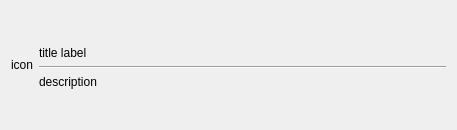
KDE/apper, file Sentinel/InfoWidget.ui: the form before one commit.
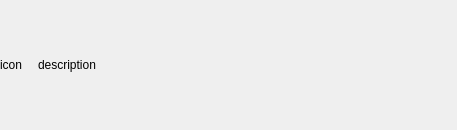
The form after the commit.

Diff of the .ui file:
```diff
--- a/Sentinel/InfoWidget.ui
+++ b/Sentinel/InfoWidget.ui
@@ -11,7 +11,10 @@
    </rect>
   </property>
   <layout class="QGridLayout" name="gridLayout">
-   <item row="0" column="0" rowspan="5">
+   <property name="margin">
+    <number>0</number>
+   </property>
+   <item row="0" column="0" rowspan="3">
     <layout class="QVBoxLayout" name="verticalLayout">
      <item>
       <spacer name="verticalSpacer_2">
@@ -49,31 +52,9 @@
     </layout>
    </item>
    <item row="1" column="1">
-    <widget class="QLabel" name="titleL">
-     <property name="sizePolicy">
-      <sizepolicy hsizetype="Expanding" vsizetype="Preferred">
-       <horstretch>0</horstretch>
-       <verstretch>0</verstretch>
-      </sizepolicy>
-     </property>
-     <property name="text">
-      <string notr="true">title label</string>
-     </property>
-     <property name="textFormat">
-      <enum>Qt::RichText</enum>
-     </property>
-     <property name="scaledContents">
-      <bool>true</bool>
-     </property>
-     <property name="wordWrap">
-      <bool>true</bool>
-     </property>
-    </widget>
-   </item>
-   <item row="3" column="1">
     <widget class="QLabel" name="descriptionL">
      <property name="sizePolicy">
-      <sizepolicy hsizetype="Expanding" vsizetype="Preferred">
+      <sizepolicy hsizetype="Expanding" vsizetype="Expanding">
        <horstretch>0</horstretch>
        <verstretch>0</verstretch>
       </sizepolicy>
@@ -84,40 +65,13 @@
      <property name="wordWrap">
       <bool>true</bool>
      </property>
-    </widget>
-   </item>
-   <item row="2" column="1">
-    <widget class="Line" name="line">
-     <property name="orientation">
-      <enum>Qt::Horizontal</enum>
+     <property name="margin">
+      <number>5</number>
      </property>
-    </widget>
-   </item>
-   <item row="0" column="1">
-    <spacer name="verticalSpacer_3">
-     <property name="orientation">
-      <enum>Qt::Vertical</enum>
+     <property name="indent">
+      <number>10</number>
      </property>
-     <property name="sizeHint" stdset="0">
-      <size>
-       <width>20</width>
-       <height>40</height>
-      </size>
-     </property>
-    </spacer>
-   </item>
-   <item row="4" column="1">
-    <spacer name="verticalSpacer_4">
-     <property name="orientation">
-      <enum>Qt::Vertical</enum>
-     </property>
-     <property name="sizeHint" stdset="0">
-      <size>
-       <width>20</width>
-       <height>40</height>
-      </size>
-     </property>
-    </spacer>
+    </widget>
    </item>
   </layout>
  </widget>
```
